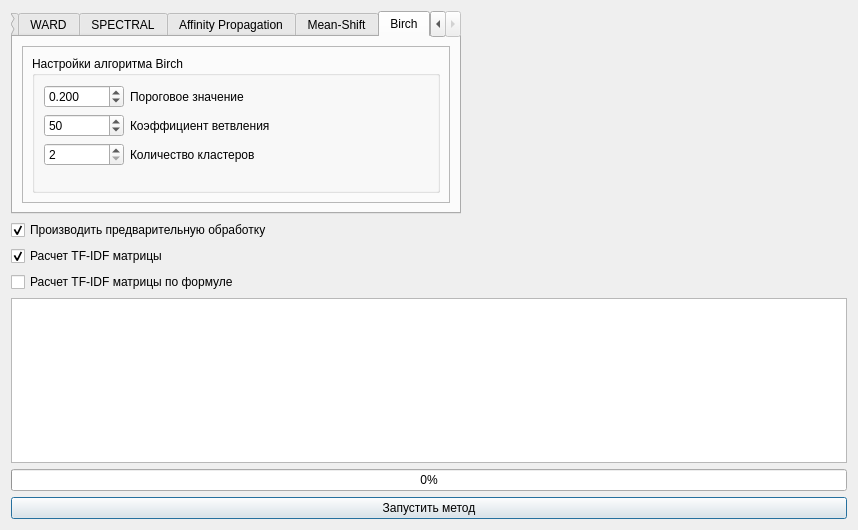
Qt form sources/DialogClastering.ui (stigGGGer/TextStageProcessor) before a commit.
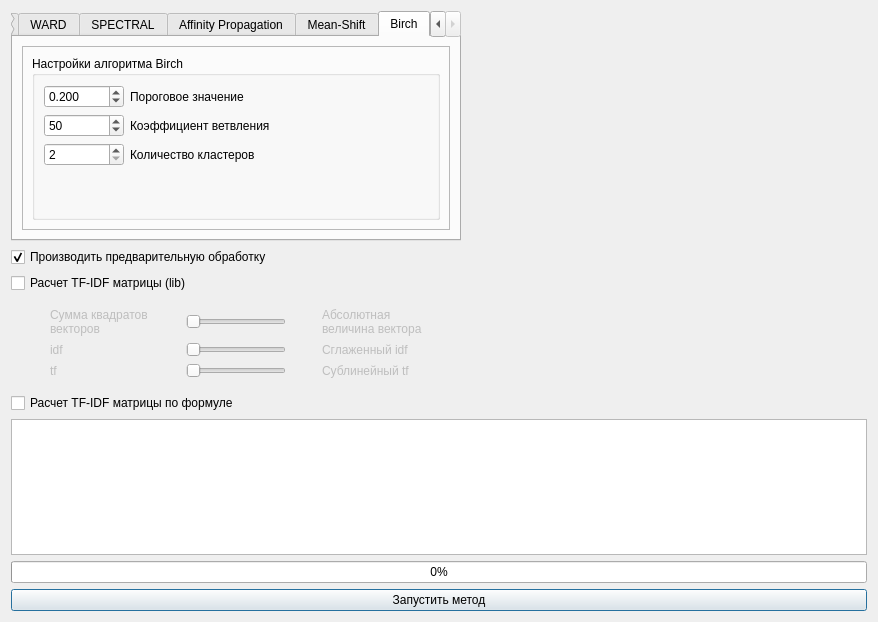
The same form after that commit. The open tabs and pages were chosen to show the change. Icons and pictures are not drawn.

Commit message: add tf-idf parameters for library method

Patch:
```diff
--- a/sources/DialogClastering.ui
+++ b/sources/DialogClastering.ui
@@ -6,8 +6,8 @@
    <rect>
     <x>0</x>
     <y>0</y>
-    <width>858</width>
-    <height>530</height>
+    <width>878</width>
+    <height>622</height>
    </rect>
   </property>
   <property name="minimumSize">
@@ -23,7 +23,7 @@
    <item>
     <layout class="QHBoxLayout" name="horizontalLayout_4">
      <item>
-      <layout class="QVBoxLayout" name="verticalLayout_3">
+      <layout class="QVBoxLayout" name="ParamsLayout">
        <item>
         <widget class="QTabWidget" name="tabWidget">
          <property name="sizePolicy">
@@ -955,13 +955,164 @@
        <item>
         <widget class="QCheckBox" name="checkBoxNeedCalculateTFIDF">
          <property name="text">
-          <string>Расчет TF-IDF матрицы</string>
+          <string>Расчет TF-IDF матрицы (lib)</string>
          </property>
          <property name="checked">
-          <bool>true</bool>
+          <bool>false</bool>
          </property>
         </widget>
        </item>
+       <item>
+        <widget class="QWidget" name="tfIdfLibParamsWidget" native="true">
+         <property name="enabled">
+          <bool>false</bool>
+         </property>
+         <layout class="QVBoxLayout" name="verticalLayout_3">
+          <item>
+           <layout class="QVBoxLayout" name="tfIdfLibLayout">
+            <item>
+             <layout class="QHBoxLayout" name="normLayout">
+              <property name="sizeConstraint">
+               <enum>QLayout::SetMinimumSize</enum>
+              </property>
+              <item>
+               <widget class="QLabel" name="vectorSumLbl">
+                <property name="maximumSize">
+                 <size>
+                  <width>100</width>
+                  <height>40</height>
+                 </size>
+                </property>
+                <property name="text">
+                 <string>Сумма квадратов векторов</string>
+                </property>
+                <property name="wordWrap">
+                 <bool>true</bool>
+                </property>
+               </widget>
+              </item>
+              <item>
+               <widget class="QSlider" name="normValue">
+                <property name="maximumSize">
+                 <size>
+                  <width>100</width>
+                  <height>20</height>
+                 </size>
+                </property>
+                <property name="orientation">
+                 <enum>Qt::Horizontal</enum>
+                </property>
+               </widget>
+              </item>
+              <item>
+               <widget class="QLabel" name="vectorAbsValueLbl">
+                <property name="maximumSize">
+                 <size>
+                  <width>100</width>
+                  <height>40</height>
+                 </size>
+                </property>
+                <property name="text">
+                 <string>Абсолютная величина вектора</string>
+                </property>
+                <property name="wordWrap">
+                 <bool>true</bool>
+                </property>
+               </widget>
+              </item>
+             </layout>
+            </item>
+            <item>
+             <layout class="QHBoxLayout" name="idfSetLayout">
+              <item>
+               <widget class="QLabel" name="idfLbl">
+                <property name="maximumSize">
+                 <size>
+                  <width>100</width>
+                  <height>40</height>
+                 </size>
+                </property>
+                <property name="text">
+                 <string>idf</string>
+                </property>
+               </widget>
+              </item>
+              <item>
+               <widget class="QSlider" name="isSmoothIdfValue">
+                <property name="maximumSize">
+                 <size>
+                  <width>100</width>
+                  <height>20</height>
+                 </size>
+                </property>
+                <property name="orientation">
+                 <enum>Qt::Horizontal</enum>
+                </property>
+               </widget>
+              </item>
+              <item>
+               <widget class="QLabel" name="smoothIdfLbl">
+                <property name="maximumSize">
+                 <size>
+                  <width>100</width>
+                  <height>40</height>
+                 </size>
+                </property>
+                <property name="text">
+                 <string>Сглаженный idf</string>
+                </property>
+               </widget>
+              </item>
+             </layout>
+            </item>
+            <item>
+             <layout class="QHBoxLayout" name="tfSetLayout_">
+              <item>
+               <widget class="QLabel" name="tfLbl">
+                <property name="maximumSize">
+                 <size>
+                  <width>100</width>
+                  <height>40</height>
+                 </size>
+                </property>
+                <property name="text">
+                 <string>tf</string>
+                </property>
+               </widget>
+              </item>
+              <item>
+               <widget class="QSlider" name="isSublinearTfValue">
+                <property name="maximumSize">
+                 <size>
+                  <width>100</width>
+                  <height>20</height>
+                 </size>
+                </property>
+                <property name="orientation">
+                 <enum>Qt::Horizontal</enum>
+                </property>
+               </widget>
+              </item>
+              <item>
+               <widget class="QLabel" name="sublinearTfLbl">
+                <property name="maximumSize">
+                 <size>
+                  <width>100</width>
+                  <height>40</height>
+                 </size>
+                </property>
+                <property name="text">
+                 <string>Сублинейный tf</string>
+                </property>
+               </widget>
+              </item>
+             </layout>
+            </item>
+           </layout>
+          </item>
+         </layout>
+        </widget>
+       </item>
        <item>
         <layout class="QHBoxLayout" name="anotherFormulaLayout">
          <item alignment="Qt::AlignLeft">
@@ -1021,8 +1172,8 @@
          </property>
          <property name="minimumSize">
           <size>
-           <width>200</width>
-           <height>200</height>
+           <width>400</width>
+           <height>400</height>
           </size>
          </property>
          <layout class="QVBoxLayout" name="mplvl">
```
Left out of the diff: 2 changed lines with no effect on the pictures. The commit also changes 1 other file.
